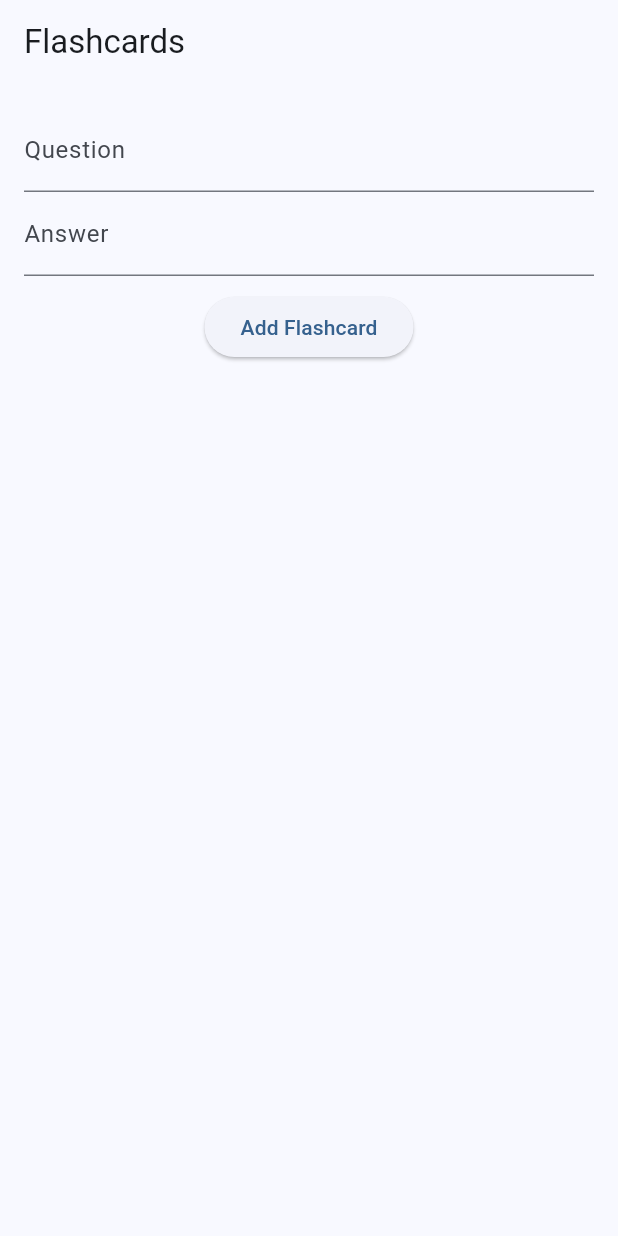
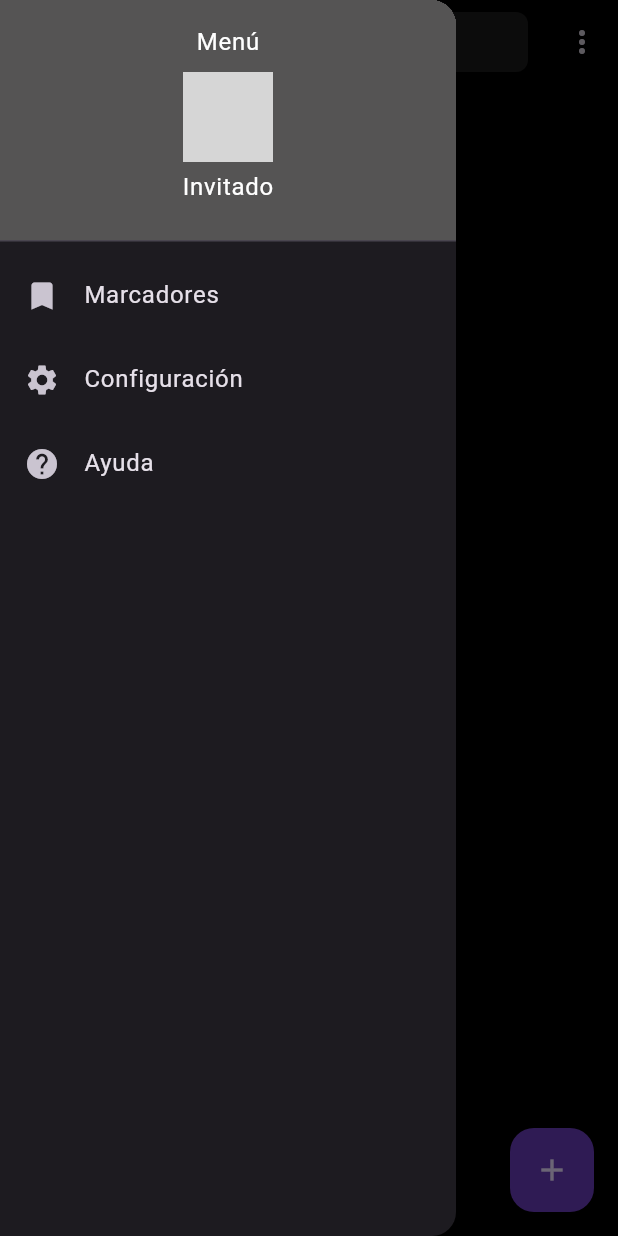
Before and after one commit to SkyKipz/Studyflash, a Flutter app: the screen it shows after launch, with the side drawer open (before the commit the screen has no drawer), on a phone screen of 412 x 824 dp. Run offline on Flutter 3.47's test engine with Material 3 defaults, Android fonts, the phone set to English and light mode, and no system bars; our stand-ins replace firebase_auth, firebase_core, firebase_database, flutter_dotenv, google_sign_in; accounts and stored records are empty; grey boxes are pictures that could not be loaded.

Commit message:
Nueva pantalla inicio

```diff
--- a/studyflash/lib/main.dart
+++ b/studyflash/lib/main.dart
@@ -2,7 +2,9 @@ import 'package:flutter/material.dart';
 import 'package:firebase_core/firebase_core.dart';
 import 'package:studyflash/firebase_options.dart';
 import 'presentation/screens/home_screen.dart';
+//import 'presentation/screens/home_screen2.dart';
 import 'package:flutter_dotenv/flutter_dotenv.dart';
+
 
 void main() async {
   WidgetsFlutterBinding.ensureInitialized();
@@ -20,8 +22,9 @@ class StudyFlash extends StatelessWidget {
   Widget build(BuildContext context) {
     return MaterialApp(
       title: 'StudyFlash',
-      theme: ThemeData(useMaterial3: true, colorSchemeSeed: Colors.blue),
-      home: const HomeScreen(),
+      //theme: ThemeData(useMaterial3: true, colorSchemeSeed: Colors.blue),
+      theme: ThemeData.dark(),
+      home: NewHomeScreen(),
     );
   }
 }
--- a/studyflash/lib/presentation/screens/home_screen.dart
+++ b/studyflash/lib/presentation/screens/home_screen.dart
@@ -1,90 +1,151 @@
 import 'package:flutter/material.dart';
-import 'package:studyflash/data/datasources/firebase_database_service.dart';
-import 'package:studyflash/data/repositories/flashcard_repository_impl.dart';
-import 'package:studyflash/domain/models/flashcard.dart';
-import 'package:studyflash/domain/use_cases/create_flashcard.dart';
+import 'home_screen2.dart';
 
-
-class HomeScreen extends StatefulWidget {
-  const HomeScreen({super.key});
-
-  @override
-  State<HomeScreen> createState() => _HomeScreenState();
-}
-
-class _HomeScreenState extends State<HomeScreen> {
-  final _repo = FlashcardRepositoryImpl(FirebaseDatabaseService());
-  final _questionController = TextEditingController();
-  final _answerController = TextEditingController();
-  List<Flashcard> flashcards = [];
-
-  void _loadFlashcards() async {
-    final cards = await _repo.getAllFlashcards();
-    setState(() {
-      flashcards = cards;
-    });
-  }
-
-  void _addFlashcard() async {
-    final question = _questionController.text;
-    final answer = _answerController.text;
-
-    if (question.isEmpty || answer.isEmpty) return;
-
-    final card = Flashcard(
-      id: DateTime.now().toIso8601String().replaceAll(RegExp(r'[.#$[\]]'), '-'),
-      question: question,
-      answer: answer,
-    );
-
-    await CreateFlashcard(_repo).call(card);
-    _questionController.clear();
-    _answerController.clear();
-    _loadFlashcards();
-  }
-
-  @override
-  void initState() {
-    super.initState();
-    _loadFlashcards();
-  }
+class NewHomeScreen extends StatelessWidget {
+  const NewHomeScreen({super.key});
 
   @override
   Widget build(BuildContext context) {
     return Scaffold(
-      appBar: AppBar(title: const Text('Flashcards')),
+      backgroundColor: Colors.black,
+      drawer: Drawer(
+              child: ListView(
+                padding: EdgeInsets.zero,
+                children: <Widget>[
+                  DrawerHeader(
+                    decoration: BoxDecoration(
+                      color: const Color.fromARGB(255, 85, 84, 84),
+                    ),
+                    child: Column(
+                      children: [
+                        Text(
+                          'Menú',
+                          style: TextStyle(
+                            color: Colors.white,
+                            fontSize: 16,
+                          ),
+                        ),
+                        SizedBox(height: 8),
+                        CircleAvatar(
+                          radius: 30,  // Tamaño de la imagen
+                          backgroundImage: AssetImage('assets/default_profile.png'),  // Imagen predeterminada
+                        ),
+                        SizedBox(height: 5),  // Espacio entre la imagen y el texto
+                        Text(
+                          'Invitado',  // Nombre predeterminado
+                          style: TextStyle(
+                            color: Colors.white,
+                            fontSize: 16,
+                          ),
+                        ),
+                      ],
+                    ),
+                  ),
+                  ListTile(
+                    leading: Icon(Icons.bookmark),
+                    title: Text('Marcadores'),
+                    onTap: () {
+                      // Funcionalidad futura para Marcadores
+                    },
+                  ),
+                  ListTile(
+                    leading: Icon(Icons.settings),
+                    title: Text('Configuración'),
+                    onTap: () {
+                      // Funcionalidad futura para Configuración
+                    },
+                  ),
+                  ListTile(
+                    leading: Icon(Icons.help),
+                    title: Text('Ayuda'),
+                    onTap: () {
+                      // Funcionalidad futura para Ayuda
+                    },
+                  ),
+                ],
+              ),
+            ),
+      appBar: AppBar(
+        backgroundColor: Colors.black,
+        elevation: 0,
+        //boton "menu"
+        leading: Builder(
+          builder: (context) => IconButton(
+            icon: const Icon(
+              Icons.menu,
+              color: Colors.white,  // Establece el color del ícono como blanco
+            ),
+            onPressed: () => Scaffold.of(context).openDrawer(),
+          ),
+        ),
+        title: const Text(
+          'StudyFlash',
+          style: TextStyle(
+            fontSize: 24,
+            color: Colors.white,  // Establece el color del texto como blanco
+          ),
+        ),
+        actions: [
+          Padding(
+            padding: const EdgeInsets.symmetric(horizontal: 12, vertical: 8),
+            //boton "Busqueda"
+            child: InkWell(
+              onTap: () {
+                debugPrint("Barra de búsqueda presionada");
+              },
+              borderRadius: BorderRadius.circular(8),
+              child: Container(
+                padding: const EdgeInsets.symmetric(horizontal: 12),
+                decoration: BoxDecoration(
+                  color: Colors.white10,
+                  borderRadius: BorderRadius.circular(8),
+                ),
+                width: 180,
+                height: 40,
+                child: Row(
+                  children: const [
+                    Icon(Icons.search, color: Colors.white70),
+                    SizedBox(width: 8),
+                    Text(
+                      'Buscar...',
+                      style: TextStyle(color: Colors.white54, fontSize: 16),
+                    ),
+                  ],
+                ),
+              ),
+            ),
+          ),
+          //boton "tres puntos"
+          IconButton(
+            icon: const Icon(Icons.more_vert),
+            onPressed: () {},
+          ),
+        ],
+      ),
       body: Padding(
         padding: const EdgeInsets.all(16),
         child: Column(
-          children: [
-            TextField(
-              controller: _questionController,
-              decoration: const InputDecoration(labelText: 'Question'),
+          crossAxisAlignment: CrossAxisAlignment.start,
+          children: const [
+            Text(
+              'Conjuntos de flashcards',
+              style: TextStyle(color: Colors.white),
             ),
-            TextField(
-              controller: _answerController,
-              decoration: const InputDecoration(labelText: 'Answer'),
-            ),
-            const SizedBox(height: 10),
-            ElevatedButton(
-              onPressed: _addFlashcard,
-              child: const Text('Add Flashcard'),
-            ),
-            const SizedBox(height: 20),
-            Expanded(
-              child: ListView.builder(
-                itemCount: flashcards.length,
-                itemBuilder: (_, i) {
-                  final card = flashcards[i];
-                  return ListTile(
-                    title: Text(card.question),
-                    subtitle: Text(card.answer),
-                  );
-                },
-              ),
-            )
+            SizedBox(height: 32),
+            // contenido futuro aquí
           ],
         ),
+      ),
+      //boton "+"
+      floatingActionButton: FloatingActionButton(
+        onPressed: () {
+           Navigator.push(
+            context,
+            MaterialPageRoute(builder: (context) => const HomeScreen()),
+          );
+        },
+        backgroundColor: Colors.deepPurple,
+        child: const Icon(Icons.add),
       ),
     );
   }
--- /dev/null
+++ b/studyflash/lib/presentation/screens/home_screen2.dart
@@ -0,0 +1,91 @@
+import 'package:flutter/material.dart';
+import 'package:studyflash/data/datasources/firebase_database_service.dart';
+import 'package:studyflash/data/repositories/flashcard_repository_impl.dart';
+import 'package:studyflash/domain/models/flashcard.dart';
+import 'package:studyflash/domain/use_cases/create_flashcard.dart';
+
+
+class HomeScreen extends StatefulWidget {
+  const HomeScreen({super.key});
+
+  @override
+  State<HomeScreen> createState() => _HomeScreenState();
+}
+
+class _HomeScreenState extends State<HomeScreen> {
+  final _repo = FlashcardRepositoryImpl(FirebaseDatabaseService());
+  final _questionController = TextEditingController();
+  final _answerController = TextEditingController();
+  List<Flashcard> flashcards = [];
+
+  void _loadFlashcards() async {
+    final cards = await _repo.getAllFlashcards();
+    setState(() {
+      flashcards = cards;
+    });
+  }
+
+  void _addFlashcard() async {
+    final question = _questionController.text;
+    final answer = _answerController.text;
+
+    if (question.isEmpty || answer.isEmpty) return;
+
+    final card = Flashcard(
+      id: DateTime.now().toIso8601String().replaceAll(RegExp(r'[.#$[\]]'), '-'),
+      question: question,
+      answer: answer,
+    );
+
+    await CreateFlashcard(_repo).call(card);
+    _questionController.clear();
+    _answerController.clear();
+    _loadFlashcards();
+  }
+
+  @override
+  void initState() {
+    super.initState();
+    _loadFlashcards();
+  }
+
+  @override
+  Widget build(BuildContext context) {
+    return Scaffold(
+      appBar: AppBar(title: const Text('Flashcards')),
+      body: Padding(
+        padding: const EdgeInsets.all(16),
+        child: Column(
+          children: [
+            TextField(
+              controller: _questionController,
+              decoration: const InputDecoration(labelText: 'Question'),
+            ),
+            TextField(
+              controller: _answerController,
+              decoration: const InputDecoration(labelText: 'Answer'),
+            ),
+            const SizedBox(height: 10),
+            ElevatedButton(
+              onPressed: _addFlashcard,
+              child: const Text('Add Flashcard'),
+            ),
+            const SizedBox(height: 20),
+            Expanded(
+              child: ListView.builder(
+                itemCount: flashcards.length,
+                itemBuilder: (_, i) {
+                  final card = flashcards[i];
+                  return ListTile(
+                    title: Text(card.question),
+                    subtitle: Text(card.answer),
+                  );
+                },
+              ),
+            )
+          ],
+        ),
+      ),
+    );
+  }
+}
```
